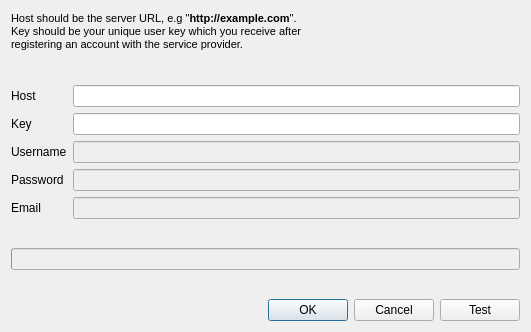
Before: the Qt Designer form app/gui/dlgnewznab.ui in ensisoft/newsflash-plus, drawn with Qt 5.
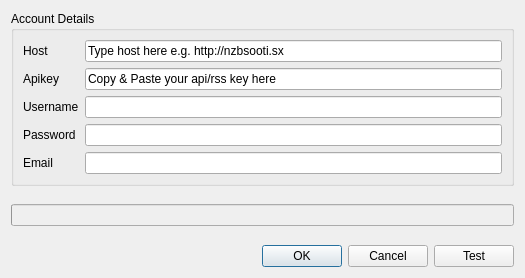
After: the same form once the commit is applied.

```diff
--- a/app/gui/dlgnewznab.ui
+++ b/app/gui/dlgnewznab.ui
@@ -6,15 +6,15 @@
    <rect>
     <x>0</x>
     <y>0</y>
-    <width>531</width>
-    <height>332</height>
+    <width>525</width>
+    <height>278</height>
    </rect>
   </property>
   <property name="windowTitle">
    <string>Newznab server</string>
   </property>
   <layout class="QGridLayout" name="gridLayout_2">
-   <item row="3" column="0">
+   <item row="2" column="0">
     <layout class="QHBoxLayout" name="horizontalLayout">
      <item>
       <spacer name="horizontalSpacer">
@@ -52,7 +52,7 @@
      </item>
     </layout>
    </item>
-   <item row="2" column="0">
+   <item row="1" column="0">
     <widget class="QWidget" name="widget" native="true">
      <property name="minimumSize">
       <size>
@@ -101,7 +101,13 @@
      </layout>
     </widget>
    </item>
-   <item row="1" column="0">
+   <item row="0" column="0">
+    <widget class="QGroupBox" name="groupBox">
+     <property name="title">
+      <string>Account Details</string>
+     </property>
+     <layout class="QVBoxLayout" name="verticalLayout">
+      <item>
     <layout class="QGridLayout" name="gridLayout">
      <item row="0" column="0">
       <widget class="QLabel" name="label">
@@ -111,7 +117,11 @@
       </widget>
      </item>
      <item row="0" column="1">
-      <widget class="QLineEdit" name="editHost"/>
+         <widget class="QLineEdit" name="editHost">
+          <property name="text">
+           <string>Type host here e.g. http://nzbsooti.sx</string>
+          </property>
+         </widget>
      </item>
      <item row="1" column="0">
       <widget class="QLabel" name="label_2">
@@ -124,7 +134,7 @@
 &lt;p style=&quot; margin-top:0px; margin-bottom:0px; margin-left:0px; margin-right:0px; -qt-block-indent:0; text-indent:0px;&quot;&gt;&lt;span style=&quot; font-weight:600;&quot;&gt;&quot;123412341234e03880fb1234eee1234&quot;&lt;/span&gt;&lt;/p&gt;&lt;/body&gt;&lt;/html&gt;</string>
        </property>
        <property name="text">
-        <string>Key</string>
+           <string>Apikey</string>
        </property>
       </widget>
      </item>
@@ -138,6 +148,9 @@
 &lt;p style=&quot; margin-top:0px; margin-bottom:0px; margin-left:0px; margin-right:0px; -qt-block-indent:0; text-indent:0px;&quot;&gt;&lt;span style=&quot; font-family:'Sans Serif'; font-size:8pt;&quot;&gt;Look for the key in your user profile. It looks something like&lt;/span&gt;&lt;/p&gt;
 &lt;p style=&quot; margin-top:0px; margin-bottom:0px; margin-left:0px; margin-right:0px; -qt-block-indent:0; text-indent:0px;&quot;&gt;&lt;span style=&quot; font-family:'Sans Serif'; font-size:8pt; font-weight:600;&quot;&gt;&quot;123412341234e03880fb1234eee1234&quot;&lt;/span&gt;&lt;/p&gt;&lt;/body&gt;&lt;/html&gt;</string>
        </property>
+          <property name="text">
+           <string>Copy &amp; Paste your api/rss key here</string>
+          </property>
       </widget>
      </item>
      <item row="2" column="0">
@@ -158,7 +171,7 @@
      <item row="2" column="1">
       <widget class="QLineEdit" name="editUsername">
        <property name="enabled">
-        <bool>false</bool>
+           <bool>true</bool>
        </property>
        <property name="readOnly">
         <bool>true</bool>
@@ -183,7 +196,7 @@
      <item row="3" column="1">
       <widget class="QLineEdit" name="editPassword">
        <property name="enabled">
-        <bool>false</bool>
+           <bool>true</bool>
        </property>
        <property name="readOnly">
         <bool>true</bool>
@@ -208,7 +221,7 @@
      <item row="4" column="1">
       <widget class="QLineEdit" name="editEmail">
        <property name="enabled">
-        <bool>false</bool>
+           <bool>true</bool>
        </property>
        <property name="readOnly">
         <bool>true</bool>
@@ -217,19 +230,7 @@
      </item>
     </layout>
    </item>
-   <item row="0" column="0">
-    <widget class="QLabel" name="label_3">
-     <property name="text">
-      <string>&lt;!DOCTYPE HTML PUBLIC &quot;-//W3C//DTD HTML 4.0//EN&quot; &quot;http://www.w3.org/TR/REC-html40/strict.dtd&quot;&gt;
-&lt;html&gt;&lt;head&gt;&lt;meta name=&quot;qrichtext&quot; content=&quot;1&quot; /&gt;&lt;style type=&quot;text/css&quot;&gt;
-p, li { white-space: pre-wrap; }
-&lt;/style&gt;&lt;/head&gt;&lt;body style=&quot; font-family:'Sans Serif'; font-size:7pt; font-weight:400; font-style:normal;&quot;&gt;
-&lt;p style=&quot; margin-top:0px; margin-bottom:0px; margin-left:0px; margin-right:0px; -qt-block-indent:0; text-indent:0px;&quot;&gt;&lt;span style=&quot; font-size:8pt;&quot;&gt;Host should be the server URL, e.g &amp;quot;&lt;/span&gt;&lt;span style=&quot; font-size:8pt; font-weight:600;&quot;&gt;http://example.com&lt;/span&gt;&lt;span style=&quot; font-size:8pt;&quot;&gt;&amp;quot;.&lt;/span&gt;&lt;/p&gt;
-&lt;p style=&quot; margin-top:0px; margin-bottom:0px; margin-left:0px; margin-right:0px; -qt-block-indent:0; text-indent:0px;&quot;&gt;&lt;span style=&quot; font-size:8pt;&quot;&gt;Key should be your unique user key which you receive after &lt;/span&gt;&lt;/p&gt;
-&lt;p style=&quot; margin-top:0px; margin-bottom:0px; margin-left:0px; margin-right:0px; -qt-block-indent:0; text-indent:0px;&quot;&gt;&lt;span style=&quot; font-size:8pt;&quot;&gt;registering an account with the service provider. &lt;/span&gt;&lt;/p&gt;
-&lt;p style=&quot;-qt-paragraph-type:empty; margin-top:0px; margin-bottom:0px; margin-left:0px; margin-right:0px; -qt-block-indent:0; text-indent:0px; font-size:8pt;&quot;&gt;&lt;br /&gt;&lt;/p&gt;
-&lt;p style=&quot;-qt-paragraph-type:empty; margin-top:0px; margin-bottom:0px; margin-left:0px; margin-right:0px; -qt-block-indent:0; text-indent:0px; font-size:8pt;&quot;&gt;&lt;br /&gt;&lt;/p&gt;&lt;/body&gt;&lt;/html&gt;</string>
-     </property>
+     </layout>
     </widget>
    </item>
   </layout>
```
Left out of the diff: 7 changed lines with no effect on the pictures. Lines whose indentation alone changed are shown as unchanged.
